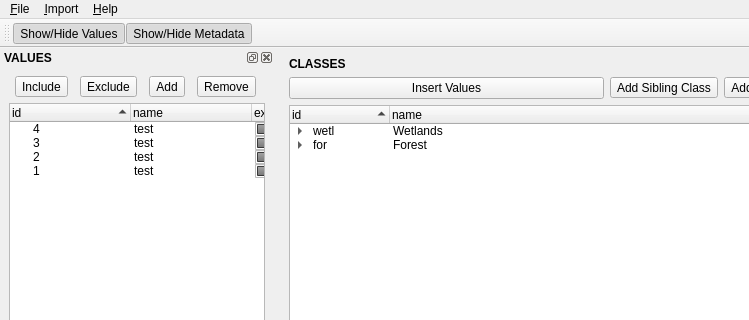
Old version of the form LCCEditor/gui/main_ui.ui in the repository USEPA/LCCEditor; both pictures show x 0 to 749 and y 0 to 320 of the 940 by 774 pixel window.
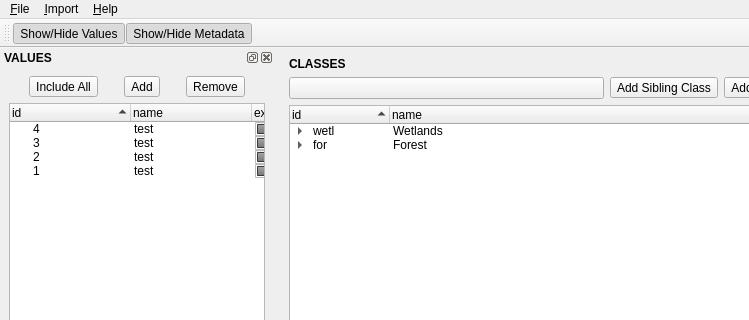
New version of the form. Icons and pictures are not drawn.

Commit message: Updated user interface

Patch:
```diff
--- a/LCCEditor/gui/main_ui.ui
+++ b/LCCEditor/gui/main_ui.ui
@@ -33,9 +33,16 @@
      <layout class="QHBoxLayout" name="ClassesButtonsHorizontalLayout">
       <item>
        <widget class="QPushButton" name="ClassesInsertValuesButton">
-        <property name="text">
+        <property name="toolTip">
          <string>Insert Values</string>
         </property>
+        <property name="text">
+         <string/>
+        </property>
+        <property name="icon">
+         <iconset resource="main_rc.qrc">
+          <normaloff>:/main/images/img/coins_add.png</normaloff>:/main/images/img/coins_add.png</iconset>
+        </property>
        </widget>
       </item>
       <item>
@@ -219,27 +226,15 @@
            <bold>false</bold>
           </font>
          </property>
-         <property name="text">
-          <string>Include</string>
+         <property name="toolTip">
+          <string>Include All</string>
          </property>
-        </widget>
-       </item>
-       <item>
-        <widget class="QToolButton" name="ValuesExcludeButton">
-         <property name="font">
-          <font>
-           <weight>50</weight>
-           <bold>false</bold>
-          </font>
-         </property>
-         <property name="autoFillBackground">
-          <bool>false</bool>
-         </property>
          <property name="text">
-          <string>Exclude</string>
+          <string>Include All</string>
          </property>
-         <property name="arrowType">
-          <enum>Qt::NoArrow</enum>
+         <property name="icon">
+          <iconset resource="main_rc.qrc">
+           <normaloff>:/main/images/img/accept.png</normaloff>:/main/images/img/accept.png</iconset>
          </property>
         </widget>
        </item>
```
Left out of the diff: 55 changed lines with no effect on the pictures. The commit also changes 3 other files.
